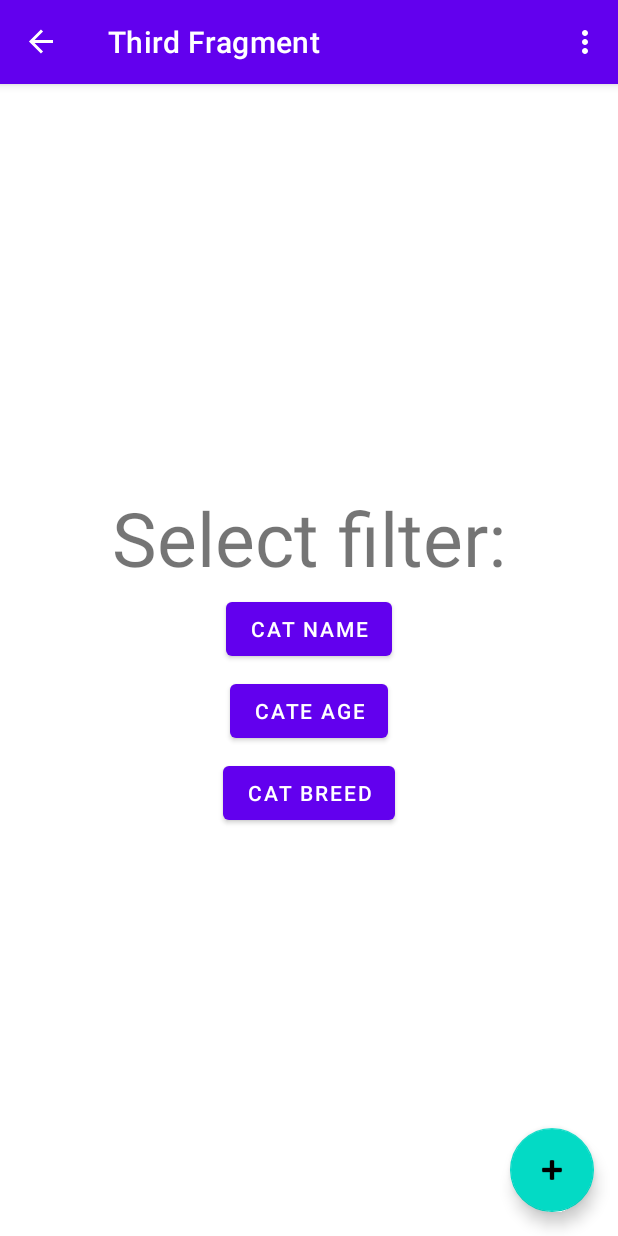
After one commit to aleh-god/RSShool2021_Android_task_Storage, an Android app: the ThirdFragment screen opened through its navigation route, on a phone screen of 412 x 824 dp. The commit adds this screen. Run offline under Robolectric (Android 15) with nearby library versions, the phone set to English and light mode, and no system bars; our stand-ins replace navigation-ui; libraries missing offline, so code that uses them is left out: com.github.javafaker; 5 statements that could not run were skipped.

Commit message:
Add: Third fragment, App, nav_graph, CatProducerWithSql and some fix.

```diff
--- a/app/src/main/AndroidManifest.xml
+++ b/app/src/main/AndroidManifest.xml
@@ -8,7 +8,8 @@
         android:label="@string/app_name"
         android:roundIcon="@mipmap/ic_launcher_round"
         android:supportsRtl="true"
-        android:theme="@style/Theme.RSShool2021AndroidTaskStorage">
+        android:theme="@style/Theme.RSShool2021AndroidTaskStorage"
+        android:name=".App">
         <activity
             android:name=".MainActivity"
             android:exported="true"
--- /dev/null
+++ b/app/src/main/java/by/godevelopment/rsshool2021androidtaskstorage/ThirdFragment.kt
@@ -0,0 +1,42 @@
+package by.godevelopment.rsshool2021androidtaskstorage
+
+import android.os.Bundle
+import android.view.LayoutInflater
+import android.view.View
+import android.view.ViewGroup
+import androidx.fragment.app.Fragment
+import by.godevelopment.rsshool2021androidtaskstorage.databinding.FragmentThirdBinding
+import by.godevelopment.rsshool2021androidtaskstorage.entity.Cat
+
+class ThirdFragment : Fragment() {
+
+    private var _binding: FragmentThirdBinding? = null
+
+    // This property is only valid between onCreateView and
+    // onDestroyView.
+    private val binding get() = _binding!!
+
+    private lateinit var dataList: List<Cat>
+
+    override fun onCreateView(
+        inflater: LayoutInflater, container: ViewGroup?,
+        savedInstanceState: Bundle?
+    ): View? {
+        _binding = FragmentThirdBinding.inflate(inflater, container, false)
+        return binding.root
+    }
+
+    override fun onViewCreated(view: View, savedInstanceState: Bundle?) {
+        super.onViewCreated(view, savedInstanceState)
+        setup()
+    }
+
+    private fun setup() {
+        TODO("Not yet implemented")
+    }
+
+    override fun onDestroyView() {
+        super.onDestroyView()
+        _binding = null
+    }
+}
--- a/app/src/main/java/by/godevelopment/rsshool2021androidtaskstorage/adapter/CatAdapter.kt
+++ b/app/src/main/java/by/godevelopment/rsshool2021androidtaskstorage/adapter/CatAdapter.kt
@@ -1,5 +1,6 @@
 package by.godevelopment.rsshool2021androidtaskstorage.adapter
 
+import android.util.Log
 import android.view.LayoutInflater
 import android.view.ViewGroup
 import androidx.annotation.NonNull
@@ -43,6 +44,8 @@ class CatAdapter(
                 Name.text = ("Name cat: ${cat.name}").toString()
                 Age.text = ("Age cat: ${cat.age}").toString()
                 Breed.text = ("Breed cat: ${cat.breed}").toString()
+
+                Log.i("bindTo", "(*${cat.name}*, ${cat.age}, *${cat.breed}*)")
             }
         }
     }
--- a/app/src/main/java/by/godevelopment/rsshool2021androidtaskstorage/database/ContractDB.kt
+++ b/app/src/main/java/by/godevelopment/rsshool2021androidtaskstorage/database/ContractDB.kt
@@ -6,6 +6,10 @@ import android.provider.BaseColumns
 // Then create an inner class for each table. Each inner class enumerates the corresponding table's columns.
 object ContractDB {
     // Table contents are grouped together in an anonymous object.
+
+    // Реализуя BaseColumns интерфейс, ваш внутренний класс может унаследовать поле первичного ключа,
+    // называемое _ID , наличие которых будут ожидать некоторые Android классы, такие как курсоры адаптеров.
+    // Это не обязательно, но это может помочь вашей работе с базой данных в гармонии с библиотеками Android.
     object FeedEntry : BaseColumns {
         const val TABLE_NAME = "Cat_table"
         const val COLUMN_NAME_NAME = "name"
--- /dev/null
+++ b/app/src/main/res/layout/fragment_third.xml
@@ -0,0 +1,58 @@
+<?xml version="1.0" encoding="utf-8"?>
+<androidx.constraintlayout.widget.ConstraintLayout xmlns:android="http://schemas.android.com/apk/res/android"
+    android:layout_width="match_parent"
+    android:layout_height="match_parent"
+    xmlns:tools="http://schemas.android.com/tools"
+    xmlns:app="http://schemas.android.com/apk/res-auto"
+    tools:context=".ThirdFragment">
+
+    <TextView
+        android:id="@+id/header_filter"
+        android:layout_width="wrap_content"
+        android:layout_height="wrap_content"
+        android:text="@string/select_filter"
+        android:textSize="50sp"
+        app:layout_constraintStart_toStartOf="parent"
+        app:layout_constraintEnd_toEndOf="parent"
+        app:layout_constraintTop_toTopOf="parent"
+        app:layout_constraintBottom_toTopOf="@id/Name_filter"
+        app:layout_constraintVertical_chainStyle="packed"
+        />
+
+    <Button
+        android:id="@+id/Name_filter"
+        android:layout_width="wrap_content"
+        android:layout_height="wrap_content"
+        android:layout_margin="3dp"
+        android:text="@string/cat_name"
+        app:layout_constraintTop_toBottomOf="@id/header_filter"
+        app:layout_constraintBottom_toTopOf="@id/Age_filter"
+        app:layout_constraintStart_toStartOf="parent"
+        app:layout_constraintEnd_toEndOf="parent"
+        />
+
+    <Button
+        android:id="@+id/Age_filter"
+        android:layout_width="wrap_content"
+        android:layout_height="wrap_content"
+        android:layout_margin="3dp"
+        android:text="@string/cate_age"
+        app:layout_constraintTop_toBottomOf="@id/Name_filter"
+        app:layout_constraintBottom_toTopOf="@id/Breed_filter"
+        app:layout_constraintStart_toStartOf="parent"
+        app:layout_constraintEnd_toEndOf="parent"
+        />
+
+    <Button
+        android:id="@+id/Breed_filter"
+        android:layout_width="wrap_content"
+        android:layout_height="wrap_content"
+        android:layout_margin="3dp"
+        android:text="@string/cat_breed"
+        app:layout_constraintTop_toBottomOf="@id/Age_filter"
+        app:layout_constraintBottom_toBottomOf="parent"
+        app:layout_constraintStart_toStartOf="parent"
+        app:layout_constraintEnd_toEndOf="parent"
+        />
+
+</androidx.constraintlayout.widget.ConstraintLayout>
--- a/app/src/main/res/navigation/nav_graph.xml
+++ b/app/src/main/res/navigation/nav_graph.xml
@@ -14,6 +14,9 @@
         <action
             android:id="@+id/action_FirstFragment_to_SecondFragment"
             app:destination="@id/SecondFragment" />
+        <action
+            android:id="@+id/action_FirstFragment_to_ThirdFragment"
+            app:destination="@id/ThirdFragment" />
     </fragment>
     <fragment
         android:id="@+id/SecondFragment"
@@ -25,4 +28,15 @@
             android:id="@+id/action_SecondFragment_to_FirstFragment"
             app:destination="@id/FirstFragment" />
     </fragment>
+
+    <fragment
+        android:id="@+id/ThirdFragment"
+        android:name="by.godevelopment.rsshool2021androidtaskstorage.ThirdFragment"
+        android:label="@string/third_fragment_label"
+        tools:layout="@layout/fragment_third">
+
+        <action
+            android:id="@+id/action_ThirdFragment_to_FirstFragment"
+            app:destination="@id/FirstFragment" />
+    </fragment>
 </navigation>
--- a/app/src/main/res/values/strings.xml
+++ b/app/src/main/res/values/strings.xml
@@ -4,15 +4,17 @@
     <!-- Strings used for fragments for navigation -->
     <string name="first_fragment_label">First Fragment</string>
     <string name="second_fragment_label">Second Fragment</string>
+    <string name="third_fragment_label">Third Fragment</string>
+
     <string name="next">Next</string>
     <string name="previous">Previous</string>
 
-    <string name="hello_first_fragment">Hello first fragment</string>
-    <string name="hello_second_fragment">Hello second fragment. Arg: %1$s</string>
     <string name="cat_name">Cat Name</string>
     <string name="cate_age">Cate age</string>
     <string name="cat_breed">Cat breed</string>
     <string name="add_new_cat">Add new Cat</string>
     <string name="reset_filter">Reset filter</string>
     <string name="custom_filter">Custom filter</string>
+    <string name="select_filter">Select filter:</string>
+
 </resources>
```
Also changed, not shown: app/src/main/java/by/godevelopment/rsshool2021androidtaskstorage/App.kt (added, +9 -0 lines), app/src/main/java/by/godevelopment/rsshool2021androidtaskstorage/FirstFragment.kt (+19 -11 lines), app/src/main/java/by/godevelopment/rsshool2021androidtaskstorage/database/CatProducerWithSql.kt (added, +130 -0 lines), app/src/main/java/by/godevelopment/rsshool2021androidtaskstorage/database/CatReaderDbHelper.kt (+4 -19 lines).
